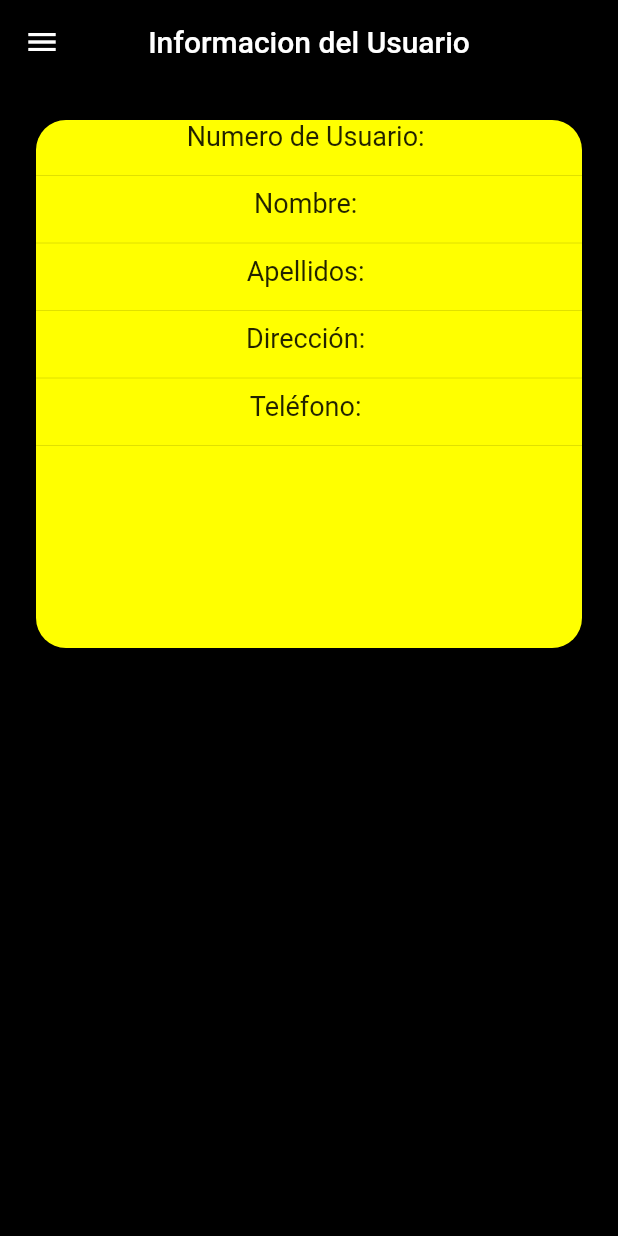
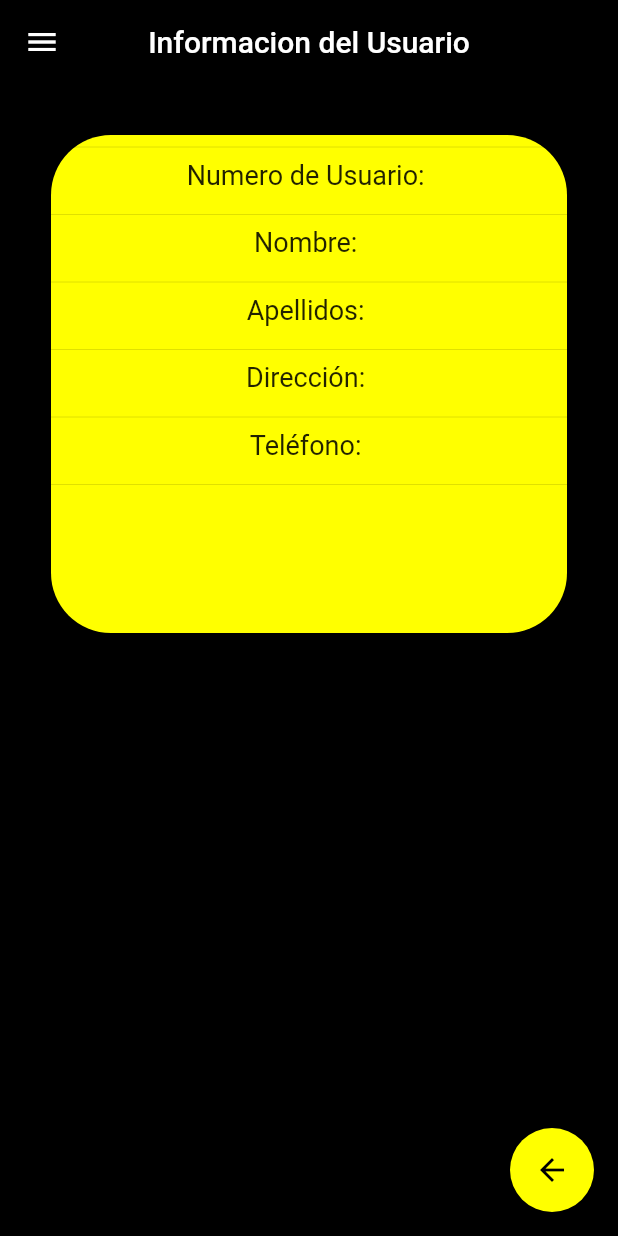
Before and after one commit to JoseRamonHernandez/Checking-with-Technology, a Flutter app: the UsuariosInformation screen opened directly with empty values, on a phone screen of 412 x 824 dp. Run offline on Flutter 3.47's test engine with Material 2 defaults, Android fonts, the light colour scheme and no system bars; our stand-ins replace firebase_database; accounts and stored records are empty.

Commit message:
floatingActionButton

```diff
--- a/ejemplo_crud/lib/ui/usuarios_information.dart
+++ b/ejemplo_crud/lib/ui/usuarios_information.dart
@@ -1,7 +1,11 @@
+
+
 import 'package:ejemplo_crud/pages/drawer.dart';
 import 'package:flutter/material.dart';
 import 'package:firebase_database/firebase_database.dart';
 import 'package:ejemplo_crud/model/usuarios.dart';
+
+import 'listview_usuarios.dart';
 
 class UsuariosInformation extends StatefulWidget {
   final Usuarios usuarios;
@@ -36,15 +40,16 @@ List<Usuarios> items;
 
         color: Colors.black,
         height: 400.0,
-        padding: const EdgeInsets.all(20.0),
+        padding: const EdgeInsets.all(30.0),
         child: Card(
           shape: RoundedRectangleBorder(
-           borderRadius: BorderRadius.circular(20.0),
+           borderRadius: BorderRadius.circular(40.0),
          ),
           color: Colors.yellowAccent,
           child: Center(
             child: Column(
             children: <Widget>[
+              Divider(),
               new Text("Numero de Usuario: ${widget.usuarios.numUsuario}", style: TextStyle(fontSize: 18.0),),
               Padding(padding: EdgeInsets.only(top: 8.0),),
               Divider(),
@@ -63,9 +68,21 @@ List<Usuarios> items;
             ],
 
             ),
+
           ),
 
         )
+
+      ),
+      floatingActionButton: FloatingActionButton(
+        onPressed: () {
+          Navigator.of(context).push(new MaterialPageRoute(
+                   builder: (BuildContext context) => ListViewUsuarios(),
+                 ));
+          // Add your onPressed code here!
+        },
+        child: const Icon(Icons.arrow_back_outlined, color: Colors.black,),
+        backgroundColor: Colors.yellowAccent,
       ),
       backgroundColor: Colors.black,
     );
```
Also changed, not shown: ejemplo_crud/lib/ui/usuarios_screen.dart (+12 -0 lines).
